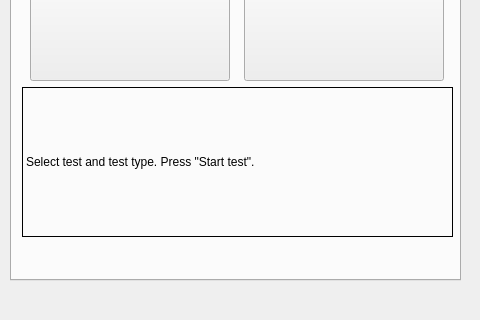
Before: the Qt Designer form src/kanjitoolswindow.ui in mihaly4/KanjiTools, drawn with Qt 5; both pictures show x 0 to 480 and y 320 to 640 of the 480 by 640 pixel window.
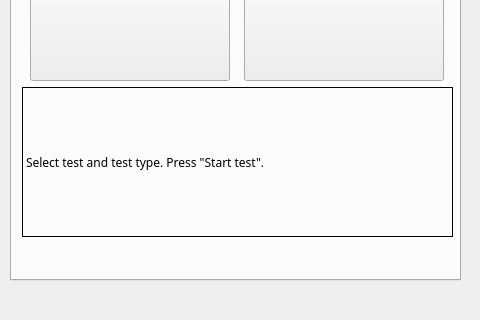
After: the same form once the commit is applied.

Commit message: Fixed fonts on Window$.

Patch:
```diff
--- a/src/kanjitoolswindow.ui
+++ b/src/kanjitoolswindow.ui
@@ -712,6 +712,11 @@
            <height>150</height>
           </size>
          </property>
+         <property name="font">
+          <font>
+           <family>Meiryo</family>
+          </font>
+         </property>
          <property name="frameShape">
           <enum>QFrame::Panel</enum>
          </property>
```
Left out of the diff: 5 changed lines with no effect on the pictures.
